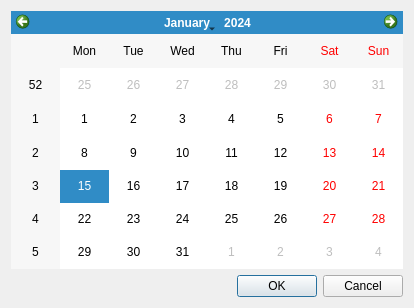
First picture: the form in datedialog.ui, repository OscarVegener/UnderManager, before the edit.
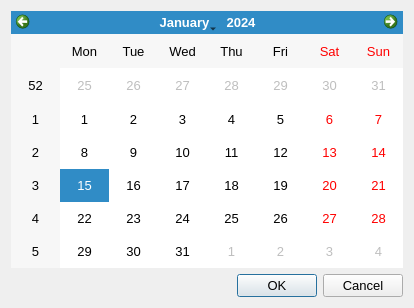
Second picture: the form after the edit.

What changed in the file:
```diff
--- a/datedialog.ui
+++ b/datedialog.ui
@@ -10,6 +10,11 @@
     <height>308</height>
    </rect>
   </property>
+  <property name="font">
+   <font>
+    <pointsize>10</pointsize>
+   </font>
+  </property>
   <property name="windowTitle">
    <string>Date</string>
   </property>
```
